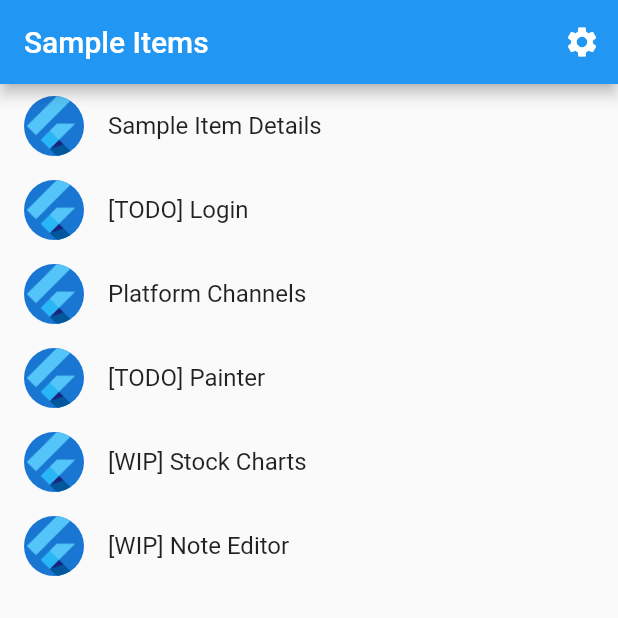
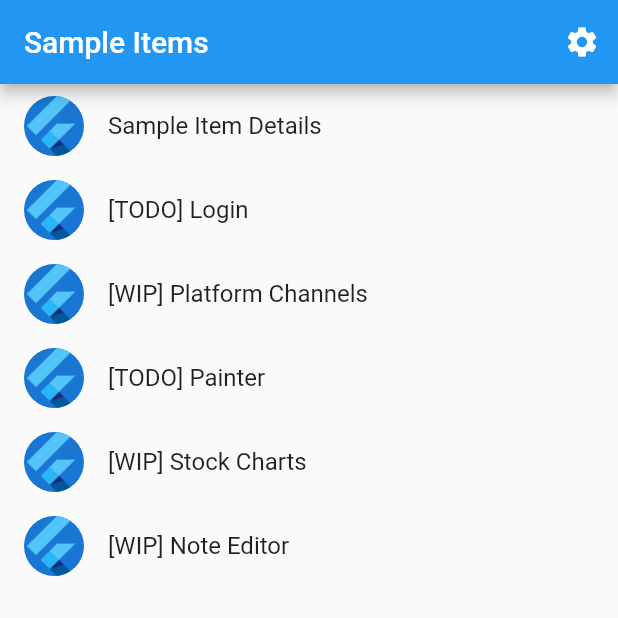
Before and after one commit to zxffffffff/start-flutter, a Flutter app: the screen it shows after launch, on a phone screen of 412 x 824 dp, the top half of it. Run offline on Flutter 3.47's test engine with Material 2 defaults, Android fonts, the phone set to English and light mode, and no system bars; missing offline and left inert: note_editor, stock_charts; generated files the repository leaves out were written again.

```diff
--- a/lib/src/sample_feature/sample_item_list_view.dart
+++ b/lib/src/sample_feature/sample_item_list_view.dart
@@ -15,7 +15,7 @@ class SampleItemListView extends StatelessWidget {
     this.items = const [
       SampleItem(SampleItemDetailsView.routeName, 'Sample Item Details'),
       SampleItem(LoginView.routeName, '[TODO] Login'),
-      SampleItem(PlatformChannelsView.routeName, 'Platform Channels'),
+      SampleItem(PlatformChannelsView.routeName, '[WIP] Platform Channels'),
       SampleItem(PainterView.routeName, '[TODO] Painter'),
       SampleItem(StockChartsView.routeName, '[WIP] Stock Charts'),
       SampleItem(NoteEditorView.routeName, '[WIP] Note Editor'),
```
Also changed, not shown: lib/src/sample_feature/note_editor_view.dart (+7 -2 lines).
